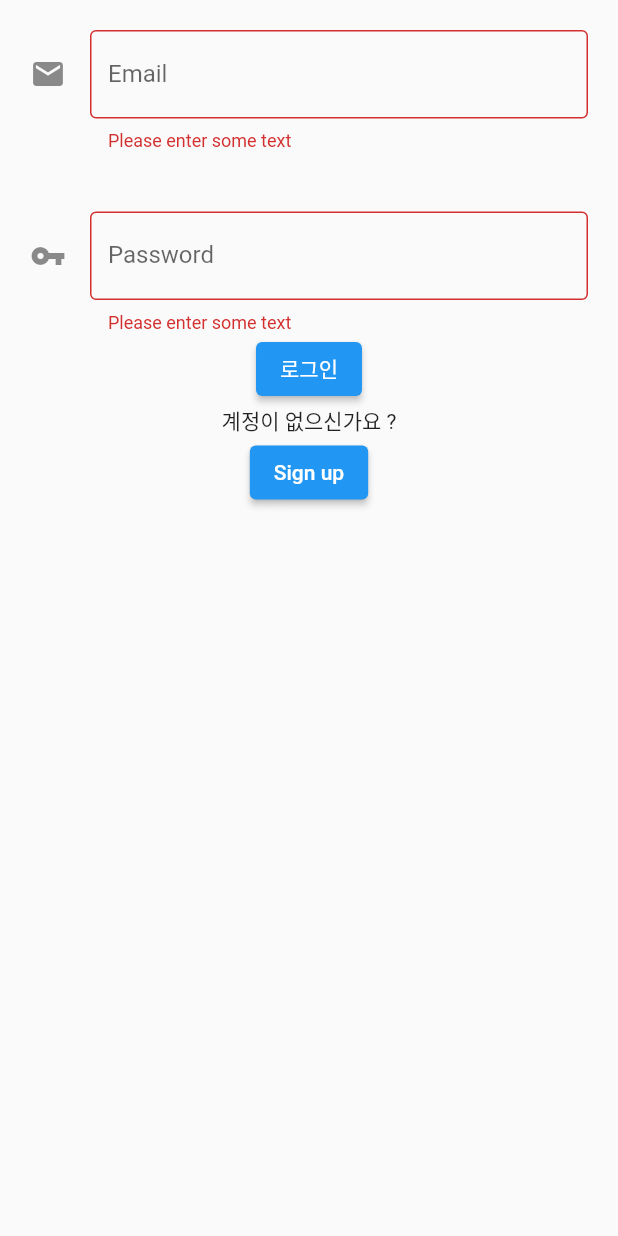
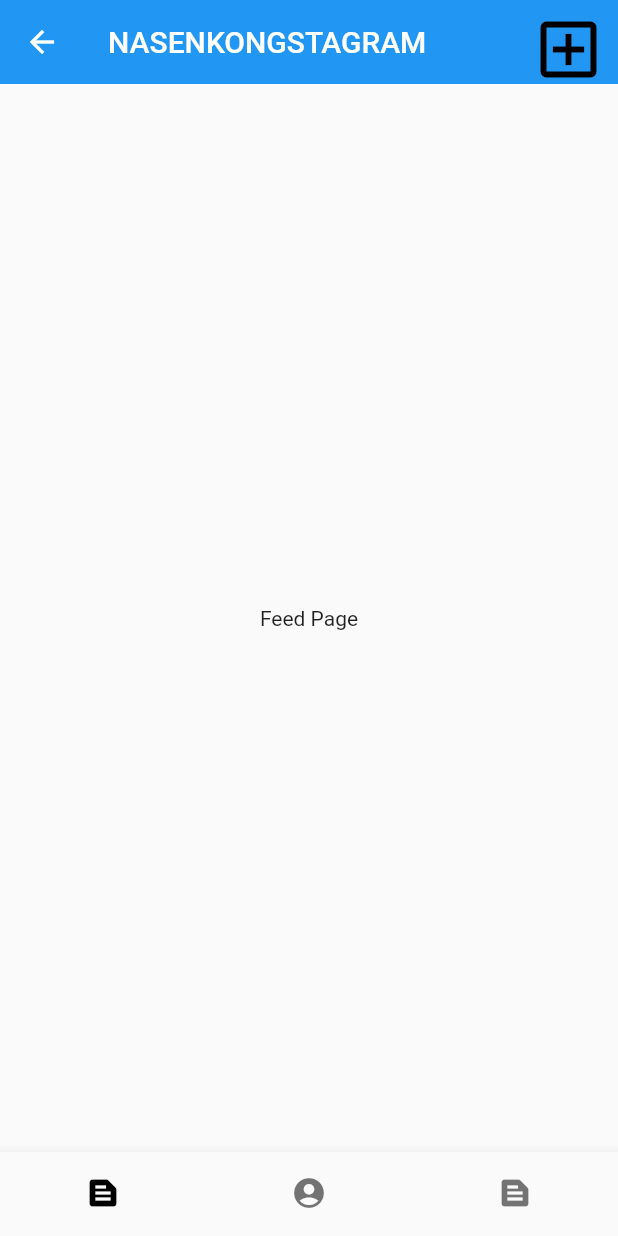
Before and after one commit to Mobile-SNS/frontend, a Flutter app: the screen it shows after launch, after a tap on "로그인", on a phone screen of 412 x 824 dp. Run offline on Flutter 3.47's test engine with Material 2 defaults, Android fonts, the phone set to English and light mode, and no system bars.

Commit message:
signup 구현 login 구현 tab 구현 posting,feed

```diff
--- /dev/null
+++ b/lib/feed_page.dart
@@ -0,0 +1,31 @@
+import 'package:flutter/material.dart';
+
+
+void main() {
+  runApp(const FeedPage());
+}
+class FeedPage extends StatefulWidget {
+const FeedPage({Key? key}) : super(key: key);
+// This widget is the root of your application.
+static const routeName = '/feed';
+
+@override
+State<FeedPage> createState() => _FeedPageState();
+}
+
+
+class _FeedPageState extends State<FeedPage> {
+  // Create a global key that uniquely identifies the Form widget and allows validation of the form.
+  // Note: This is a GlobalKey<FormState>, not a GlobalKey<MyCustomFormState>.
+  final _formKey = GlobalKey<FormState>();
+
+
+  @override
+  Widget build(BuildContext context) {
+    return Container(
+        child: const Text('Feed Page')
+    );
+
+  }
+
+}
--- a/lib/login_page.dart
+++ b/lib/login_page.dart
@@ -1,6 +1,6 @@
 import 'package:flutter/material.dart';
 import 'signup_page.dart';
-import 'main.dart';
+import 'tab_page.dart';
 
 void main() {
   runApp(const LogInPage());
@@ -106,11 +106,12 @@ class _LogInPageState extends State<LogInPage> {
                     // SizedBox( height: 16, ),
 
                     ElevatedButton(
+                      child: const Text('로그인'),
                       onPressed: () {
-                        // Validate returns true if the form is valid, or false otherwise.
                         if (_formKey.currentState!.validate()) {
                           // validation 이 성공하면 폼 저장하기
                           _formKey.currentState!.save();
+                          Navigator.pushNamed(context, '/tab');
 
                           // If the form is valid, display a SnackBar. In the real world,
                           // you'd often call a server or save the information in a database.
@@ -118,9 +119,10 @@ class _LogInPageState extends State<LogInPage> {
                             SnackBar(content: Text(_email + '/' + _password)),
                           );
                         }
+                        Navigator.pushNamed(context, '/tab');
                       },
-                      child: const Text('로그인'),
-                    ), const Text('계정이 없으신가요 ?'),
+                    ),
+                    const Text('계정이 없으신가요 ?'),
                     ElevatedButton(
                       child: const Text('Sign up'),
                       onPressed: () {
--- a/lib/main.dart
+++ b/lib/main.dart
@@ -2,6 +2,9 @@ import 'package:flutter/material.dart';
 
 import 'signup_page.dart';
 import 'login_page.dart';
+import 'tab_page.dart';
+import 'feed_page.dart';
+import 'posting_page.dart';
 
 
 void main() {
@@ -10,21 +13,26 @@ void main() {
 
 class MyApp extends StatelessWidget {
   const MyApp({Key? key}) : super(key: key);
+  static const String _title = 'NASENKONGSTAGRAM';
 
   @override
   Widget build(BuildContext context) {
     return MaterialApp(
-      title: 'NASENKONGSTAGRAM demo',
+      title: _title,
       theme: ThemeData(
         primaryColor: Colors.black,
-
       ),
       home:const LogInPage(),
       initialRoute: '/login',
       routes: {
-        '/login': (context) => LogInPage(),
-        '/signup': (context) => SignUpPage(title: 'signup'),
+        '/login': (context) => const LogInPage(),
+        '/signup': (context) => const SignUpPage(title: 'signup'),
+        '/tab': (context) => const TabPage(),
+        '/feed': (context) => const FeedPage(),
+        '/posting': (context) => const PostingPage(),
       },
     );
+
+
   }
 }
--- /dev/null
+++ b/lib/tab_page.dart
@@ -0,0 +1,91 @@
+import 'package:flutter/material.dart';
+import 'feed_page.dart';
+import 'posting_page.dart';
+import 'login_page.dart';
+
+void main() {
+  runApp(const TabPage());
+}
+
+
+class TabPage extends StatefulWidget {
+  const TabPage({Key? key}) : super(key: key);
+  static const routeName = '/tap';
+  // This widget is the root of your application.
+
+  @override
+  State<TabPage> createState() => _TabPageState();
+}
+
+class _TabPageState extends State<TabPage>{
+  int _selectedPageIndex = 0; // 선택된 페이지의 인덱스 넘버 초기화
+
+ final List<Widget> _widgetOptions = <Widget> [
+   FeedPage(),
+   PostingPage(),
+
+ ];// n개의 페이지를 연결할 예정이므로 n개의 페이지를 여기서 지정해준다. 탭 레이아웃은 n개.
+
+  @override
+  Widget build(BuildContext context){
+    return Scaffold(
+      appBar: AppBar(
+        title: Text('NASENKONGSTAGRAM'),
+        elevation: 0.0,
+        actions: [
+          IconButton(icon: Icon(Icons.add_box_outlined, color: Colors.black,),
+            onPressed:() {
+              Navigator.pushNamed(context, '/posting');
+            },),
+        ],
+        actionsIconTheme: IconThemeData(color: Colors.black38, size: 50.0),
+      ),
+      //body에 넣어줄 아이템
+      body: Center(
+        child: _widgetOptions.elementAt(_selectedPageIndex),
+      ),
+      bottomNavigationBar: BottomNavigationBar(
+
+
+           items: const <BottomNavigationBarItem>[
+             BottomNavigationBarItem(
+               icon: Icon(Icons.text_snippet),
+               label: 'Feed',
+             ),
+             BottomNavigationBarItem(
+               icon: Icon(Icons.account_circle),
+               label: 'profile',
+             ),
+             BottomNavigationBarItem(
+               icon: Icon(Icons.text_snippet),
+               label: 'feed',
+             ),
+           ],
+        onTap: _onItemTapped, // 선언했던 onItemTapped
+        currentIndex: _selectedPageIndex, // 지정 인덱스로 이동
+        selectedItemColor: Colors.black,
+        showSelectedLabels: false,
+        showUnselectedLabels: false,
+        type: BottomNavigationBarType.fixed,
+
+           ),
+
+      );
+
+    }
+  void _onItemTapped(int index){// 탭을 클릭했을떄 지정한 페이지로 이동
+    setState((){
+      _selectedPageIndex = index;
+    });
+    @override
+    void initState() {
+      //해당 클래스가 호출되었을떄
+      super.initState();
+
+    }
+    @override
+    void dispose() {
+      super.dispose();
+    }
+  }
+}
--- a/pubspec.yaml
+++ b/pubspec.yaml
@@ -37,9 +37,11 @@ dependencies:
   # Use with the CupertinoIcons class for iOS style icons.
   cupertino_icons: ^1.0.2
 
+
 dev_dependencies:
   flutter_test:
     sdk: flutter
+
 
   # The "flutter_lints" package below contains a set of recommended lints to
   # encourage good coding practices. The lint set provided by the package is
```
Also changed, not shown: lib/posting_page.dart (added, +77 -0 lines), 1 other file.
